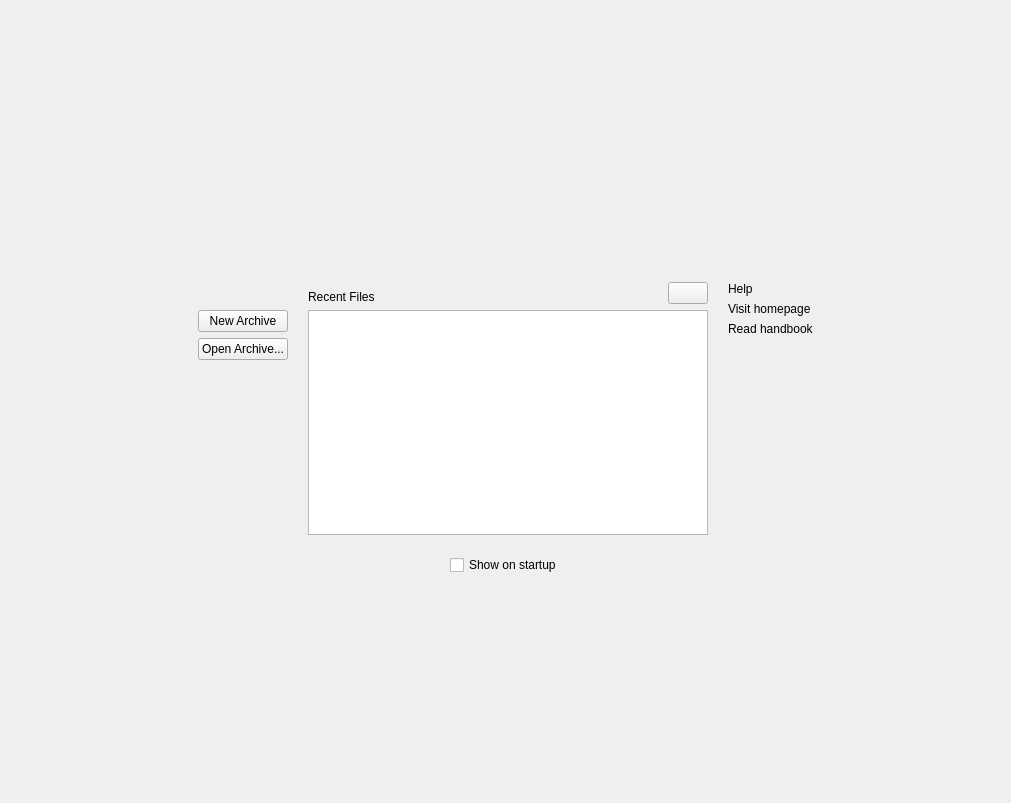
Before: the Qt Designer form app/welcomeview/welcomeview.ui in KDE/ark, drawn with Qt 5.
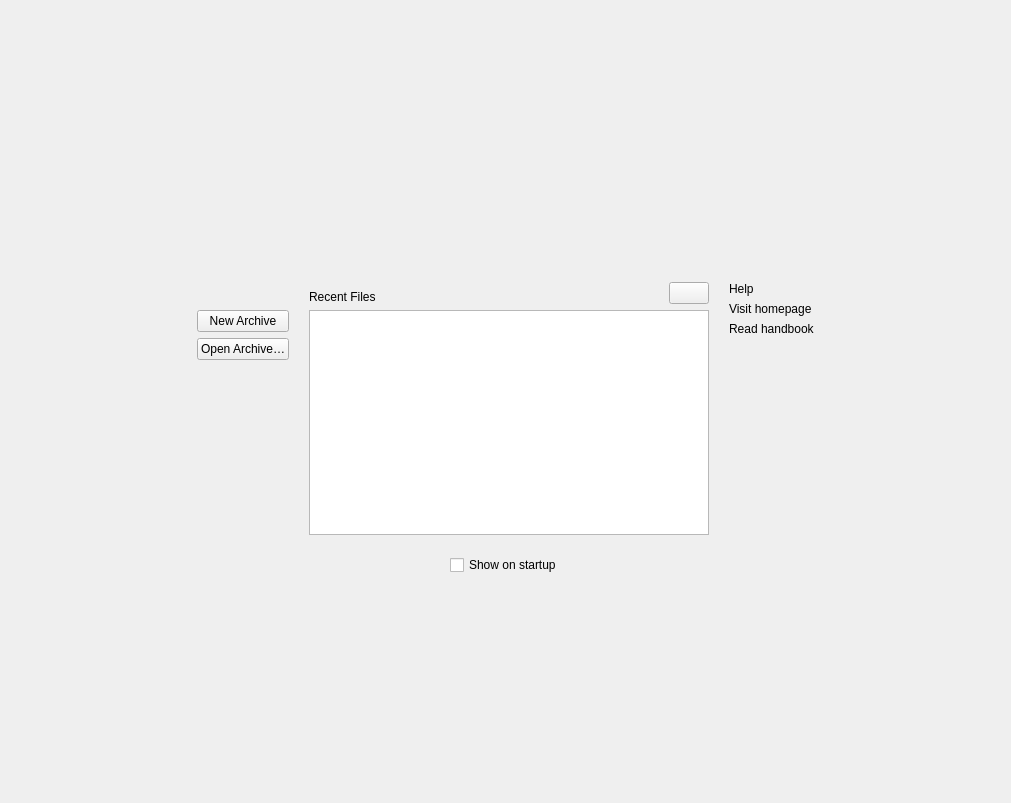
After: the same form once the commit is applied. Icons and pictures are not drawn. Custom widgets are drawn as their Qt base class.

```diff
--- a/app/welcomeview/welcomeview.ui
+++ b/app/welcomeview/welcomeview.ui
@@ -176,7 +176,7 @@
             <item row="2" column="0">
              <widget class="QPushButton" name="buttonOpenArchive">
               <property name="text">
-               <string>Open Archive...</string>
+               <string>Open Archive…</string>
               </property>
              </widget>
             </item>
```
